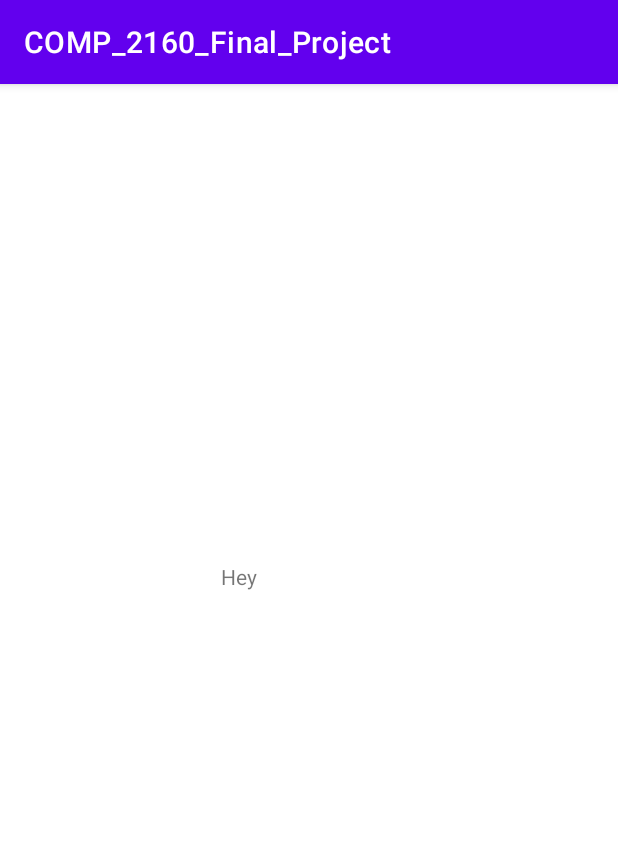
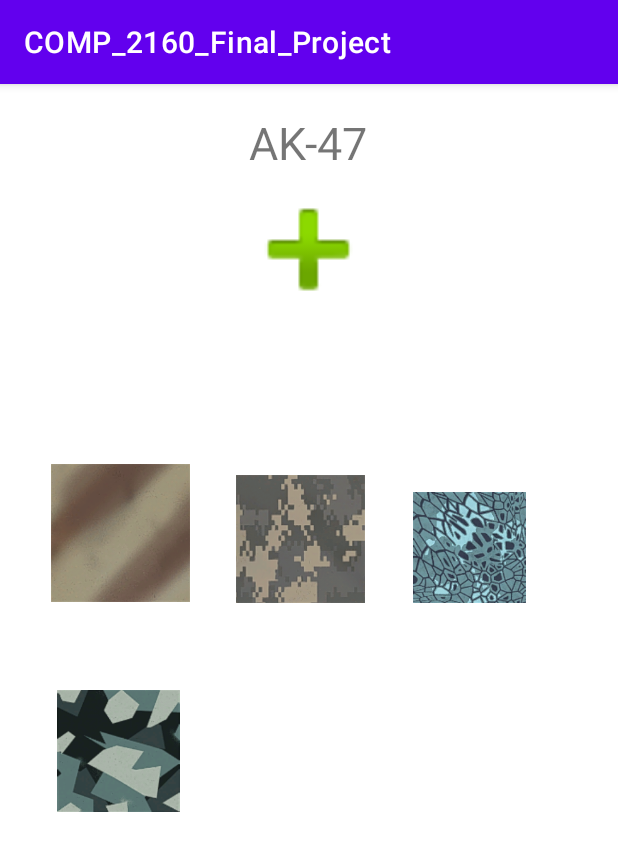
Before and after one commit to Sran-Sandeep/COMP_2160_Final_Project, an Android app: the Handguns screen opened directly, with no data from a screen before it, on a phone screen of 412 x 824 dp. Shown: the top 851 px of the screen. Run offline under Robolectric (Android 15) with nearby library versions, the light colour scheme and no system bars.

Commit message:
Making Item Template

```diff
--- a/app/src/main/res/layout/activity_handguns.xml
+++ b/app/src/main/res/layout/activity_handguns.xml
@@ -6,19 +6,77 @@
     android:layout_height="match_parent"
     tools:context=".Handguns">
 
+    <ImageView
+        android:id="@+id/imageView2"
+        android:layout_width="370dp"
+        android:layout_height="99dp"
+        app:layout_constraintBottom_toBottomOf="parent"
+        app:layout_constraintEnd_toEndOf="parent"
+        app:layout_constraintHorizontal_bias="0.487"
+        app:layout_constraintStart_toStartOf="parent"
+        app:layout_constraintTop_toTopOf="parent"
+        app:layout_constraintVertical_bias="0.091"
+        app:srcCompat="@android:drawable/ic_input_add" />
+
     <TextView
         android:id="@+id/textView2"
         android:layout_width="wrap_content"
         android:layout_height="wrap_content"
-        android:layout_marginStart="130dp"
-        android:layout_marginLeft="130dp"
-        android:layout_marginTop="300dp"
-        android:layout_marginEnd="224dp"
-        android:layout_marginRight="224dp"
-        android:layout_marginBottom="412dp"
-        android:text="Hey"
+        android:text="AK-47"
+        android:textSize="30sp"
         app:layout_constraintBottom_toBottomOf="parent"
         app:layout_constraintEnd_toEndOf="parent"
+        app:layout_constraintHorizontal_bias="0.498"
         app:layout_constraintStart_toStartOf="parent"
-        app:layout_constraintTop_toTopOf="parent" />
+        app:layout_constraintTop_toTopOf="parent"
+        app:layout_constraintVertical_bias="0.026" />
+
+    <ImageView
+        android:id="@+id/imageView3"
+        android:layout_width="94dp"
+        android:layout_height="92dp"
+        app:layout_constraintBottom_toBottomOf="parent"
+        app:layout_constraintEnd_toEndOf="parent"
+        app:layout_constraintHorizontal_bias="0.104"
+        app:layout_constraintStart_toStartOf="parent"
+        app:layout_constraintTop_toTopOf="parent"
+        app:layout_constraintVertical_bias="0.375"
+        app:srcCompat="@drawable/camo_spray_1" />
+
+    <ImageView
+        android:id="@+id/imageView4"
+        android:layout_width="90dp"
+        android:layout_height="85dp"
+        app:layout_constraintBottom_toBottomOf="parent"
+        app:layout_constraintEnd_toEndOf="parent"
+        app:layout_constraintHorizontal_bias="0.482"
+        app:layout_constraintStart_toStartOf="parent"
+        app:layout_constraintTop_toTopOf="@+id/textView2"
+        app:layout_constraintVertical_bias="0.364"
+        app:srcCompat="@drawable/camo_digital_1" />
+
+    <ImageView
+        android:id="@+id/imageView5"
+        android:layout_width="91dp"
+        android:layout_height="74dp"
+        app:layout_constraintBottom_toBottomOf="parent"
+        app:layout_constraintEnd_toEndOf="parent"
+        app:layout_constraintHorizontal_bias="0.834"
+        app:layout_constraintStart_toStartOf="parent"
+        app:layout_constraintTop_toTopOf="parent"
+        app:layout_constraintVertical_bias="0.392"
+        app:srcCompat="@drawable/camo_dragon_1" />
+
+    <ImageView
+        android:id="@+id/imageView6"
+        android:layout_width="91dp"
+        android:layout_height="81dp"
+        app:layout_constraintBottom_toBottomOf="parent"
+        app:layout_constraintEnd_toEndOf="parent"
+        app:layout_constraintHorizontal_bias="0.103"
+        app:layout_constraintStart_toStartOf="parent"
+        app:layout_constraintTop_toTopOf="@+id/textView2"
+        app:layout_constraintVertical_bias="0.577"
+        app:srcCompat="@drawable/camo_splinter_6" />
+
 </androidx.constraintlayout.widget.ConstraintLayout>
```
